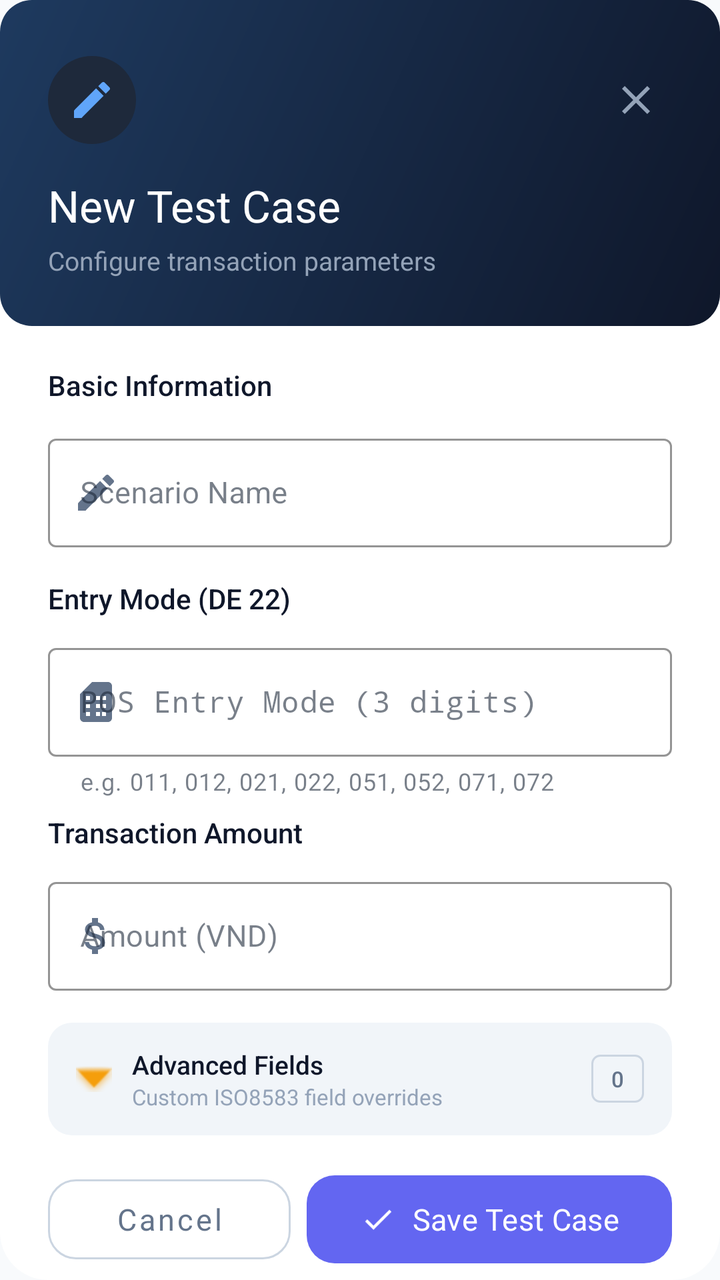
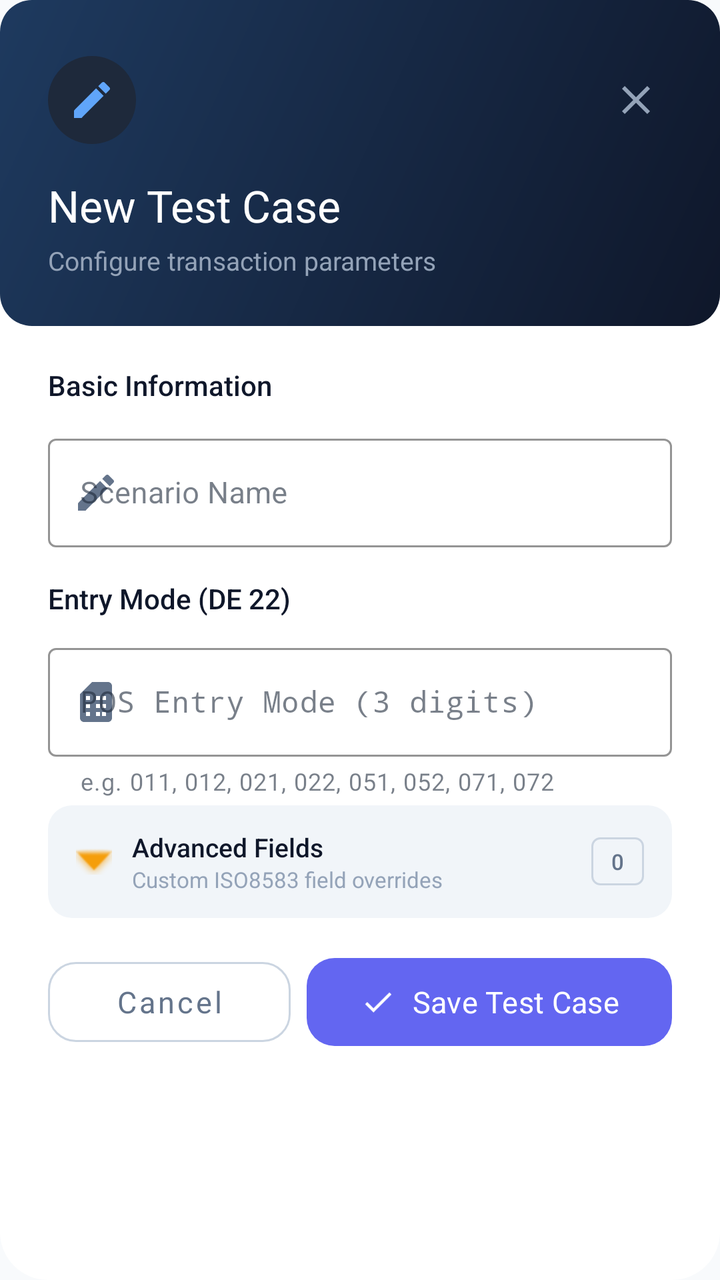

Two renders of the same Android screen: before a commit and after it. Below are the layout's source before the change and the commit's diff.
<!-- AndroidManifest.xml: application theme Theme.MySoftPOS -->
<!-- res/layout/dialog_add_edit_test_case.xml -->
<?xml version="1.0" encoding="utf-8"?>
<ScrollView xmlns:android="http://schemas.android.com/apk/res/android"
    xmlns:app="http://schemas.android.com/apk/res-auto"
    android:layout_width="match_parent"
    android:layout_height="wrap_content"
    android:background="@drawable/bg_dialog_testcase"
    android:clipToPadding="false"
    android:overScrollMode="never"
    android:scrollbars="none">

    <LinearLayout
        android:layout_width="match_parent"
        android:layout_height="wrap_content"
        android:orientation="vertical">

        
        
        
        <LinearLayout
            android:layout_width="match_parent"
            android:layout_height="wrap_content"
            android:background="@drawable/bg_testcase_header"
            android:orientation="vertical"
            android:paddingHorizontal="@dimen/dialog_padding"
            android:paddingTop="28dp"
            android:paddingBottom="24dp">

            
            <RelativeLayout
                android:layout_width="match_parent"
                android:layout_height="wrap_content"
                android:layout_marginBottom="16dp">

                <ImageView
                    android:id="@+id/ivHeaderIcon"
                    android:layout_width="44dp"
                    android:layout_height="44dp"
                    android:layout_alignParentStart="true"
                    android:layout_centerVertical="true"
                    android:background="@drawable/bg_icon_circle_dark"
                    android:padding="10dp"
                    android:src="@drawable/ic_edit_note"
                    app:tint="#60A5FA"
                    android:contentDescription="@string/testcase_dialog_icon_desc" />

                <ImageButton
                    android:id="@+id/btnClose"
                    android:layout_width="36dp"
                    android:layout_height="36dp"
                    android:layout_alignParentEnd="true"
                    android:layout_centerVertical="true"
                    android:background="?attr/selectableItemBackgroundBorderless"
                    android:src="@drawable/ic_close"
                    app:tint="#94A3B8"
                    android:contentDescription="@string/common_close" />
            </RelativeLayout>

            <TextView
                android:id="@+id/tvDialogTitle"
                android:layout_width="match_parent"
                android:layout_height="wrap_content"
                android:fontFamily="sans-serif-bold"
                android:text="@string/testcase_dialog_default_title"
                android:textColor="#FFFFFF"
                android:textSize="22sp" />

            <TextView
                android:id="@+id/tvDialogSubtitle"
                android:layout_width="match_parent"
                android:layout_height="wrap_content"
                android:layout_marginTop="4dp"
                android:text="@string/testcase_dialog_default_subtitle"
                android:textColor="#94A3B8"
                android:textSize="13sp" />

        </LinearLayout>

        
        
        
        <LinearLayout
            android:layout_width="match_parent"
            android:layout_height="wrap_content"
            android:orientation="vertical"
            android:paddingHorizontal="@dimen/dialog_padding"
            android:paddingTop="20dp"
            android:paddingBottom="8dp">

            
            <TextView
                android:layout_width="wrap_content"
                android:layout_height="wrap_content"
                android:layout_marginBottom="12dp"
                android:drawablePadding="6dp"
                android:fontFamily="sans-serif-medium"
                android:text="@string/testcase_dialog_basic_info"
                android:textColor="#0F172A"
                android:textSize="14sp" />

            
            <com.google.android.material.textfield.TextInputLayout
                android:id="@+id/tilName"
                style="@style/Widget.MaterialComponents.TextInputLayout.OutlinedBox"
                android:layout_width="match_parent"
                android:layout_height="wrap_content"
                android:layout_marginBottom="12dp"
                android:hint="@string/testcase_dialog_scenario_name_hint"
                app:startIconDrawable="@drawable/ic_edit_note"
                app:startIconTint="#64748B"
                app:boxStrokeColor="#6366F1"
                app:hintTextColor="#6366F1">

                <com.google.android.material.textfield.TextInputEditText
                    android:id="@+id/etName"
                    android:layout_width="match_parent"
                    android:layout_height="wrap_content"
                    android:inputType="textCapSentences"
                    android:textSize="15sp" />
            </com.google.android.material.textfield.TextInputLayout>

            
            <TextView
                android:layout_width="wrap_content"
                android:layout_height="wrap_content"
                android:layout_marginTop="4dp"
                android:layout_marginBottom="10dp"
                android:fontFamily="sans-serif-medium"
                android:text="@string/testcase_dialog_entry_mode_title"
                android:textColor="#0F172A"
                android:textSize="14sp" />

            
            <com.google.android.material.textfield.TextInputLayout
                android:id="@+id/tilDe22"
                style="@style/Widget.MaterialComponents.TextInputLayout.OutlinedBox"
                android:layout_width="match_parent"
                android:layout_height="wrap_content"
                android:layout_marginBottom="4dp"
                android:hint="@string/testcase_dialog_de22_hint"
                app:startIconDrawable="@drawable/ic_sim_card"
                app:startIconTint="#64748B"
                app:boxStrokeColor="#6366F1"
                app:hintTextColor="#6366F1"
                app:helperTextEnabled="true"
                app:helperText="@string/testcase_dialog_de22_helper">

                <com.google.android.material.textfield.TextInputEditText
                    android:id="@+id/etDe22"
                    android:layout_width="match_parent"
                    android:layout_height="wrap_content"
                    android:inputType="number"
                    android:maxLength="3"
                    android:textSize="15sp"
                    android:fontFamily="monospace" />
            </com.google.android.material.textfield.TextInputLayout>

            
            <LinearLayout
                android:id="@+id/layoutDe22Display"
                android:layout_width="match_parent"
                android:layout_height="wrap_content"
                android:layout_marginBottom="14dp"
                android:background="@drawable/bg_section_card"
                android:gravity="center_vertical"
                android:padding="12dp"
                android:visibility="gone">

                <TextView
                    android:layout_width="wrap_content"
                    android:layout_height="wrap_content"
                    android:text="@string/testcase_dialog_mode_label"
                    android:textColor="#64748B"
                    android:textSize="12sp"
                    android:fontFamily="monospace" />

                <TextView
                    android:id="@+id/tvEntryModeName"
                    android:layout_width="wrap_content"
                    android:layout_height="wrap_content"
                    android:layout_marginStart="8dp"
                    android:text=""
                    android:textColor="#6366F1"
                    android:textSize="13sp"
                    android:fontFamily="sans-serif-medium" />
            </LinearLayout>


            
            <TextView
                android:id="@+id/labelAmount"
                android:layout_width="wrap_content"
                android:layout_height="wrap_content"
                android:layout_marginTop="4dp"
                android:layout_marginBottom="10dp"
                android:fontFamily="sans-serif-medium"
                android:text="@string/testcase_dialog_amount_title"
                android:textColor="#0F172A"
                android:textSize="14sp" />

            <com.google.android.material.textfield.TextInputLayout
                android:id="@+id/tilAmount"
                style="@style/Widget.MaterialComponents.TextInputLayout.OutlinedBox"
                android:layout_width="match_parent"
                android:layout_height="wrap_content"
                android:layout_marginBottom="16dp"
                android:hint="@string/testcase_dialog_amount_hint"
                app:suffixText="@string/currency_vnd"
                app:startIconDrawable="@drawable/ic_money"
                app:startIconTint="#64748B"
                app:boxStrokeColor="#6366F1"
                app:hintTextColor="#6366F1">

                <com.google.android.material.textfield.TextInputEditText
                    android:id="@+id/etAmount"
                    android:layout_width="match_parent"
                    android:layout_height="wrap_content"
                    android:inputType="number"
                    android:textSize="15sp" />
            </com.google.android.material.textfield.TextInputLayout>

            
            <LinearLayout
                android:id="@+id/layoutManual"
                android:layout_width="match_parent"
                android:layout_height="wrap_content"
                android:orientation="vertical"
                android:visibility="gone"
                android:background="@drawable/bg_section_card"
                android:padding="16dp"
                android:layout_marginBottom="16dp">

                <LinearLayout
                    android:layout_width="match_parent"
                    android:layout_height="wrap_content"
                    android:gravity="center_vertical"
                    android:layout_marginBottom="12dp">

                    <ImageView
                        android:layout_width="20dp"
                        android:layout_height="20dp"
                        android:layout_marginEnd="8dp"
                        android:src="@drawable/ic_credit_card"
                        app:tint="#475569"
                        android:contentDescription="@string/testcase_dialog_card_desc" />

                    <TextView
                        android:layout_width="wrap_content"
                        android:layout_height="wrap_content"
                        android:text="@string/testcase_dialog_card_details"
                        android:textColor="#334155"
                        android:textSize="13sp"
                        android:fontFamily="sans-serif-medium" />
                </LinearLayout>

                <com.google.android.material.textfield.TextInputLayout
                    android:id="@+id/tilPan"
                    style="@style/Widget.MaterialComponents.TextInputLayout.OutlinedBox"
                    android:layout_width="match_parent"
                    android:layout_height="wrap_content"
                    android:layout_marginBottom="10dp"
                    android:hint="@string/testcase_dialog_pan_hint"
                    app:boxStrokeColor="#6366F1"
                    app:hintTextColor="#6366F1"
                    app:boxBackgroundColor="#FFFFFF">

                    <com.google.android.material.textfield.TextInputEditText
                        android:id="@+id/etPan"
                        android:layout_width="match_parent"
                        android:layout_height="wrap_content"
                        android:inputType="number"
                        android:maxLength="19"
                        android:textSize="15sp"
                        android:fontFamily="monospace" />
                </com.google.android.material.textfield.TextInputLayout>

                <com.google.android.material.textfield.TextInputLayout
                    android:id="@+id/tilExpiry"
                    style="@style/Widget.MaterialComponents.TextInputLayout.OutlinedBox"
                    android:layout_width="match_parent"
                    android:layout_height="wrap_content"
                    android:hint="@string/testcase_dialog_expiry_hint"
                    app:boxStrokeColor="#6366F1"
                    app:hintTextColor="#6366F1"
                    app:boxBackgroundColor="#FFFFFF">

                    <com.google.android.material.textfield.TextInputEditText
                        android:id="@+id/etExpiry"
                        android:layout_width="match_parent"
                        android:layout_height="wrap_content"
                        android:inputType="number"
                        android:maxLength="4"
                        android:textSize="15sp"
                        android:fontFamily="monospace" />
                </com.google.android.material.textfield.TextInputLayout>
            </LinearLayout>

            
            <LinearLayout
                android:id="@+id/layoutTrack2"
                android:layout_width="match_parent"
                android:layout_height="wrap_content"
                android:orientation="vertical"
                android:visibility="gone"
                android:background="@drawable/bg_section_card"
                android:padding="16dp"
                android:layout_marginBottom="16dp">

                <LinearLayout
                    android:layout_width="match_parent"
                    android:layout_height="wrap_content"
                    android:gravity="center_vertical"
                    android:layout_marginBottom="12dp">

                    <ImageView
                        android:layout_width="20dp"
                        android:layout_height="20dp"
                        android:layout_marginEnd="8dp"
                        android:src="@drawable/ic_sim_card"
                        app:tint="#475569"
                        android:contentDescription="@string/testcase_dialog_track_desc" />

                    <TextView
                        android:layout_width="wrap_content"
                        android:layout_height="wrap_content"
                        android:text="@string/testcase_dialog_track2_title"
                        android:textColor="#334155"
                        android:textSize="13sp"
                        android:fontFamily="sans-serif-medium" />
                </LinearLayout>

                <com.google.android.material.textfield.TextInputLayout
                    android:id="@+id/tilTrack2"
                    style="@style/Widget.MaterialComponents.TextInputLayout.OutlinedBox"
                    android:layout_width="match_parent"
                    android:layout_height="wrap_content"
                    android:hint="@string/testcase_dialog_track2_hint"
                    app:boxStrokeColor="#6366F1"
                    app:hintTextColor="#6366F1"
                    app:boxBackgroundColor="#FFFFFF">

                    <com.google.android.material.textfield.TextInputEditText
                        android:id="@+id/etTrack2"
                        android:layout_width="match_parent"
                        android:layout_height="wrap_content"
                        android:inputType="textNoSuggestions"
                        android:textSize="14sp"
                        android:fontFamily="monospace" />
                </com.google.android.material.textfield.TextInputLayout>
            </LinearLayout>

            
            
            
            <LinearLayout
                android:id="@+id/layoutAdvancedHeader"
                android:layout_width="match_parent"
                android:layout_height="wrap_content"
                android:orientation="horizontal"
                android:gravity="center_vertical"
                android:paddingVertical="12dp"
                android:paddingHorizontal="14dp"
                android:layout_marginBottom="4dp"
                android:background="@drawable/bg_section_card">

                <ImageView
                    android:id="@+id/ivExpandArrow"
                    android:layout_width="18dp"
                    android:layout_height="18dp"
                    android:layout_marginEnd="10dp"
                    android:src="@android:drawable/arrow_down_float"
                    app:tint="#F59E0B"
                    android:contentDescription="@string/testcase_dialog_toggle_desc" />

                <LinearLayout
                    android:layout_width="0dp"
                    android:layout_height="wrap_content"
                    android:layout_weight="1"
                    android:orientation="vertical">

                    <TextView
                        android:layout_width="wrap_content"
                        android:layout_height="wrap_content"
                        android:text="@string/testcase_dialog_advanced_title"
                        android:textColor="#0F172A"
                        android:textSize="13sp"
                        android:fontFamily="sans-serif-medium" />

                    <TextView
                        android:layout_width="wrap_content"
                        android:layout_height="wrap_content"
                        android:text="@string/testcase_dialog_advanced_subtitle"
                        android:textColor="#94A3B8"
                        android:textSize="11sp" />
                </LinearLayout>

                <TextView
                    android:id="@+id/tvFieldCount"
                    android:layout_width="wrap_content"
                    android:layout_height="24dp"
                    android:gravity="center"
                    android:paddingHorizontal="10dp"
                    android:background="@drawable/bg_badge_default"
                    android:textColor="#64748B"
                    android:textSize="11sp"
                    android:fontFamily="sans-serif-medium"
                    android:text="@string/common_zero" />
            </LinearLayout>

            <LinearLayout
                android:id="@+id/layoutAdvancedFields"
                android:layout_width="match_parent"
                android:layout_height="wrap_content"
                android:orientation="vertical"
                android:visibility="gone"
                android:background="@drawable/bg_section_advanced"
                android:padding="14dp"
                android:layout_marginBottom="8dp">

                <TextView
                    android:layout_width="match_parent"
                    android:layout_height="wrap_content"
                    android:text="@string/testcase_dialog_advanced_note"
                    android:textColor="#92400E"
                    android:textSize="11sp"
                    android:layout_marginBottom="10dp"
                    android:drawablePadding="6dp" />

                <LinearLayout
                    android:id="@+id/containerCustomFields"
                    android:layout_width="match_parent"
                    android:layout_height="wrap_content"
                    android:orientation="vertical" />

                <com.google.android.material.button.MaterialButton
                    android:id="@+id/btnAddField"
                    style="@style/Widget.MaterialComponents.Button.OutlinedButton"
                    android:layout_width="match_parent"
                    android:layout_height="40dp"
                    android:layout_marginTop="6dp"
                    android:text="@string/testcase_dialog_add_field"
                    android:textSize="12sp"
                    android:textAllCaps="false"
                    app:strokeColor="#FDBA74"
                    android:textColor="#92400E"
                    app:cornerRadius="8dp"
                    app:rippleColor="#22F59E0B" />
            </LinearLayout>

            
            
            
            <LinearLayout
                android:layout_width="match_parent"
                android:layout_height="wrap_content"
                android:layout_marginTop="12dp"
                android:layout_marginBottom="16dp"
                android:orientation="horizontal">

                <com.google.android.material.button.MaterialButton
                    android:id="@+id/btnCancel"
                    style="@style/Widget.MaterialComponents.Button.OutlinedButton"
                    android:layout_width="0dp"
                    android:layout_height="52dp"
                    android:layout_weight="1"
                    android:layout_marginEnd="8dp"
                    android:text="@string/common_cancel"
                    android:textColor="#64748B"
                    android:textSize="15sp"
                    android:textAllCaps="false"
                    app:strokeColor="#CBD5E1"
                    app:cornerRadius="14dp"
                    app:rippleColor="#22000000" />

                <com.google.android.material.button.MaterialButton
                    android:id="@+id/btnSave"
                    android:layout_width="0dp"
                    android:layout_height="52dp"
                    android:layout_weight="1.5"
                    android:text="@string/testcase_dialog_save"
                    android:textSize="15sp"
                    android:textAllCaps="false"
                    app:backgroundTint="#6366F1"
                    app:cornerRadius="14dp"
                    app:icon="@drawable/ic_check"
                    app:iconGravity="textStart"
                    app:iconTint="#FFFFFF" />
            </LinearLayout>

        </LinearLayout>
    </LinearLayout>
</ScrollView>
<!-- resources referenced by this layout -->
<resources>
  <dimen name="dialog_padding">24dp</dimen>
  <!-- drawable bg_dialog_testcase (drawable) -->
  <?xml version="1.0" encoding="utf-8"?>
  <shape xmlns:android="http://schemas.android.com/apk/res/android"
      android:shape="rectangle">
      <solid android:color="#FFFFFF" />
      <corners android:radius="24dp" />
  </shape>
  <!-- drawable bg_icon_circle_dark (drawable) -->
  <?xml version="1.0" encoding="utf-8"?>
  <shape xmlns:android="http://schemas.android.com/apk/res/android"
      android:shape="oval">
      <solid android:color="#1E293B" />
  </shape>
  <!-- drawable bg_section_advanced (drawable) -->
  <?xml version="1.0" encoding="utf-8"?>
  <shape xmlns:android="http://schemas.android.com/apk/res/android"
      android:shape="rectangle">
      <solid android:color="#FFF7ED" />
      <corners android:radius="12dp" />
      <stroke android:width="1dp" android:color="#FDBA74" />
  </shape>
  <!-- drawable bg_section_card (drawable) -->
  <?xml version="1.0" encoding="utf-8"?>
  <shape xmlns:android="http://schemas.android.com/apk/res/android"
      android:shape="rectangle">
      <solid android:color="#F1F5F9" />
      <corners android:radius="12dp" />
  </shape>
  <!-- drawable bg_testcase_header (drawable) -->
  <?xml version="1.0" encoding="utf-8"?>
  <shape xmlns:android="http://schemas.android.com/apk/res/android"
      android:shape="rectangle">
      <gradient
          android:startColor="#0F172A"
          android:endColor="#1E3A5F"
          android:angle="135" />
      <corners android:radius="16dp" />
  </shape>
  <string name="common_cancel">Cancel</string>
  <string name="common_close">Close</string>
  <string name="common_zero">0</string>
  <string name="currency_vnd">VND</string>
  <string name="testcase_dialog_add_field">+ Add Field</string>
  <string name="testcase_dialog_advanced_note">Override ISO8583 fields: DE 3, DE 18, DE 25, DE 49, etc.</string>
  <string name="testcase_dialog_advanced_subtitle">Custom ISO8583 field overrides</string>
  <string name="testcase_dialog_advanced_title">Advanced Fields</string>
  <string name="testcase_dialog_amount_hint">Amount (VND)</string>
  <string name="testcase_dialog_amount_title">Transaction Amount</string>
  <string name="testcase_dialog_basic_info">Basic Information</string>
  <string name="testcase_dialog_card_desc">Card</string>
  <string name="testcase_dialog_card_details">Card Details</string>
  <string name="testcase_dialog_de22_helper">e.g. 011, 012, 021, 022, 051, 052, 071, 072</string>
  <string name="testcase_dialog_de22_hint">POS Entry Mode (3 digits)</string>
  <string name="testcase_dialog_default_subtitle">Configure transaction parameters</string>
  <string name="testcase_dialog_default_title">New Test Case</string>
  <string name="testcase_dialog_entry_mode_title">Entry Mode (DE 22)</string>
  <string name="testcase_dialog_expiry_hint">Expiry (YYMM)</string>
  <string name="testcase_dialog_icon_desc">Test case icon</string>
  <string name="testcase_dialog_mode_label">Mode:</string>
  <string name="testcase_dialog_pan_hint">Card Number (PAN)</string>
  <string name="testcase_dialog_save">Save Test Case</string>
  <string name="testcase_dialog_scenario_name_hint">Scenario Name</string>
  <string name="testcase_dialog_toggle_desc">Toggle advanced section</string>
  <string name="testcase_dialog_track2_hint">e.g. 9704xxxx=3101xxxx</string>
  <string name="testcase_dialog_track2_title">Track 2 Data</string>
  <string name="testcase_dialog_track_desc">Track</string>
  <color name="primary">#3B82F6</color>
  <color name="on_primary">#FFFFFF</color>
  <color name="background">#F8FAFC</color>
  <color name="secondary">#06B6D4</color>
  <color name="on_secondary">#000000</color>
  <color name="surface">#FFFFFF</color>
  <color name="on_surface">#1E293B</color>
  <color name="text_primary">#1E293B</color>
  <color name="text_secondary">#64748B</color>
  <color name="text_hint">#94A3B8</color>
  <color name="error">#EF4444</color>
  <!-- unchanged entries left out for length: 9 -->
</resources>

<!-- the commit's change to res/layout/dialog_add_edit_test_case.xml (unified diff, before → after) -->
@@ -195,7 +195,8 @@
                 android:fontFamily="sans-serif-medium"
                 android:text="@string/testcase_dialog_amount_title"
                 android:textColor="#0F172A"
-                android:textSize="14sp" />
+                android:textSize="14sp"
+                android:visibility="gone" />
 
             <com.google.android.material.textfield.TextInputLayout
                 android:id="@+id/tilAmount"
@@ -208,7 +209,8 @@
                 app:startIconDrawable="@drawable/ic_money"
                 app:startIconTint="#64748B"
                 app:boxStrokeColor="#6366F1"
-                app:hintTextColor="#6366F1">
+                app:hintTextColor="#6366F1"
+                android:visibility="gone">
 
                 <com.google.android.material.textfield.TextInputEditText
                     android:id="@+id/etAmount"
